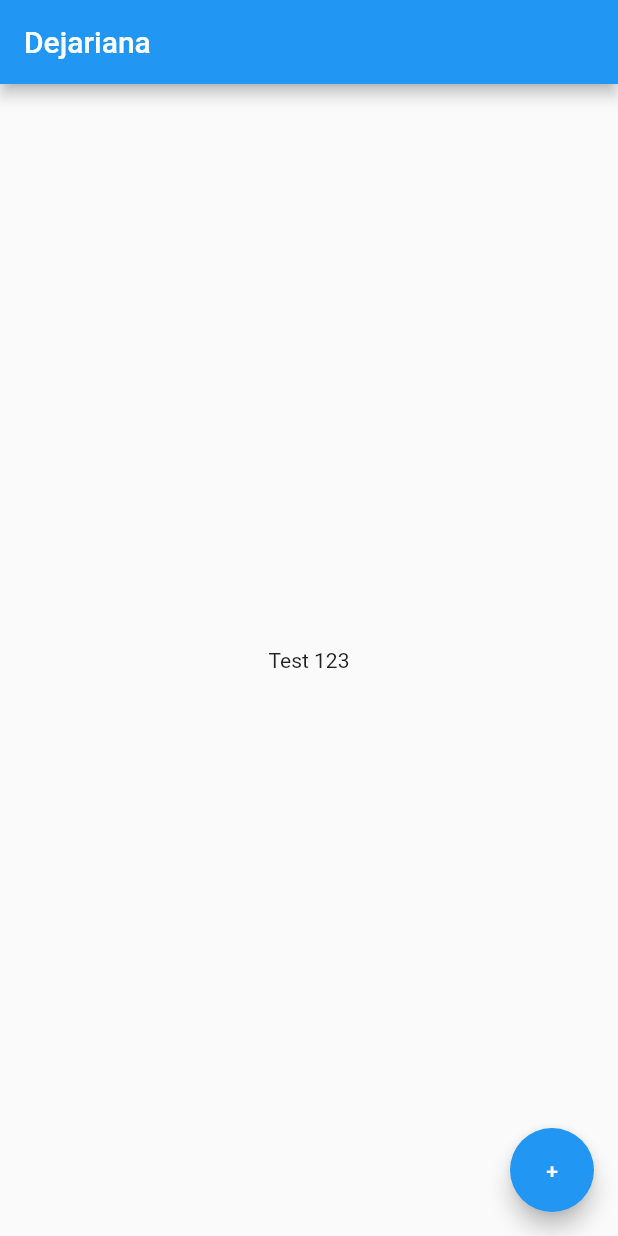
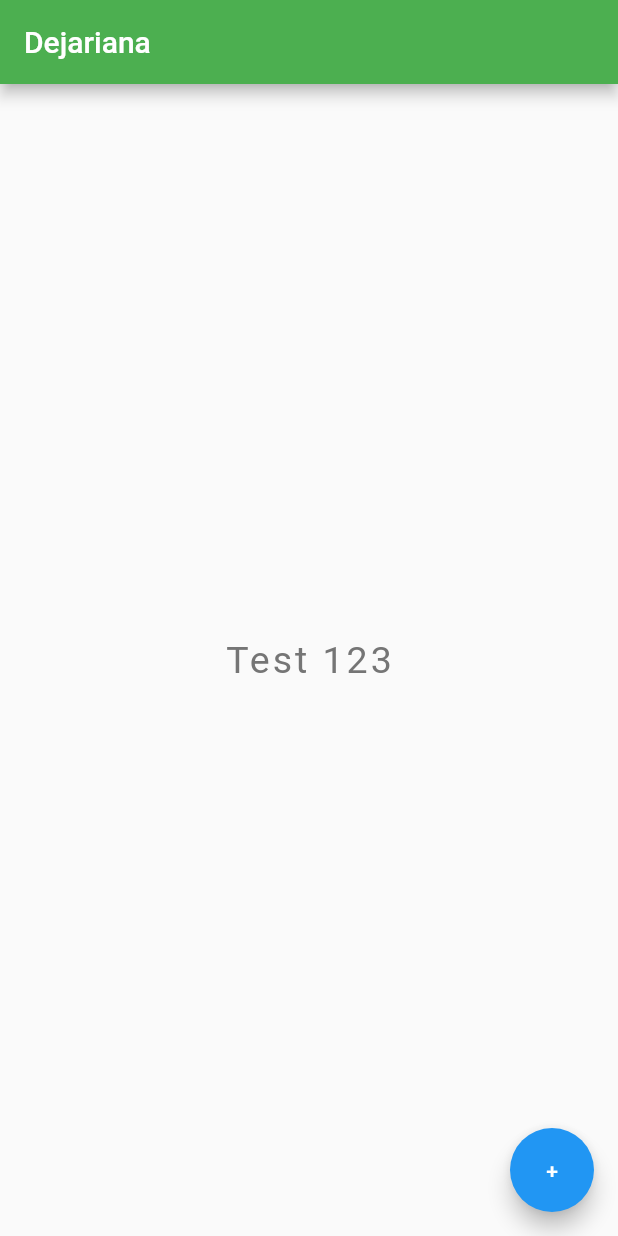
Before and after one commit to swordmaster191/mobile-app-project-1, a Flutter app: the screen it shows after launch, on a phone screen of 412 x 824 dp. Run offline on Flutter 3.47's test engine with Material 2 defaults, Android fonts, the phone set to English and light mode, and no system bars.

```diff
--- a/lib/main.dart
+++ b/lib/main.dart
@@ -2,19 +2,37 @@ import 'package:flutter/material.dart';
 //https://www.youtube.com/watch?v=km2P_KQJyO0&list=PL4cUxeGkcC9jLYyp2Aoh6hcWuxFDX6PBJ&index=6
 void main() {
   runApp(MaterialApp(
-    home: Scaffold(
+    home: Home()
+  ));
+}
+
+class Home extends StatelessWidget {
+  const Home({Key? key}) : super(key: key);
+
+  @override
+  Widget build(BuildContext context) {
+    return Scaffold(
       appBar: AppBar(
         title: Text("Dejariana"),
+        backgroundColor: Colors.green,
       ),
 
       body: Center(
-        child: Text("Test 123"),
+        child: Text(
+          "Test 123",
+          style: TextStyle(
+            fontSize: 25.0,
+            letterSpacing: 2.0,
+            color: Colors.grey[600],
+          ),
+        ),
       ),
       floatingActionButton: FloatingActionButton(
         onPressed: () {  },
         child:
-          Text("+"),
+        Text("+"),
+        backgroundColor: Colors.blue,
       ),
-    ),
-  ));
+    );
+  }
 }
```
